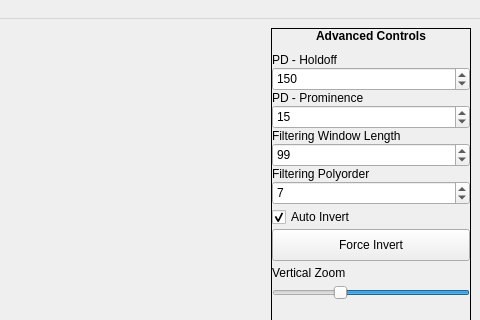
The window that ecg_viewer_window.ui (HTM-Workshop/ECG-Viewer) describes before a commit, drawn with Qt 5; both pictures show x 367 to 847 and y 0 to 320 of the 847 by 625 pixel window.
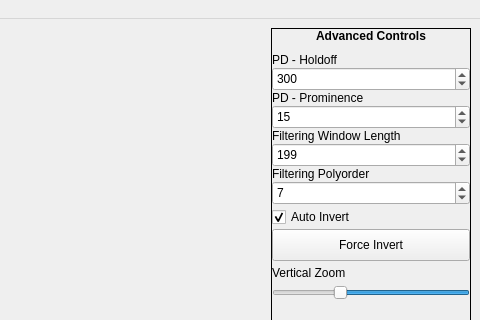
The same window after the commit. Icons and pictures are not drawn. Custom widgets are drawn as their Qt base class.

Commit message:
Bumped major version to 2.0.0-PREBUILD
The changes now significantly change the way the Arduino and
program communicate. Older versions of the Arduino code are
no longer compatible with the 1.x.x major branch.

What changed in the file:
```diff
--- a/ecg_viewer_window.ui
+++ b/ecg_viewer_window.ui
@@ -435,13 +435,13 @@
             <number>-1</number>
            </property>
            <property name="maximum">
-            <number>300</number>
+            <number>1000</number>
            </property>
            <property name="singleStep">
             <number>10</number>
            </property>
            <property name="value">
-            <number>150</number>
+            <number>300</number>
            </property>
           </widget>
          </item>
@@ -481,13 +481,13 @@
             </size>
            </property>
            <property name="maximum">
-            <number>299</number>
+            <number>499</number>
            </property>
            <property name="singleStep">
             <number>2</number>
            </property>
            <property name="value">
-            <number>99</number>
+            <number>199</number>
            </property>
           </widget>
          </item>
```
Left out of the diff: 8 changed lines with no effect on the pictures. The commit also changes 2 other files.
